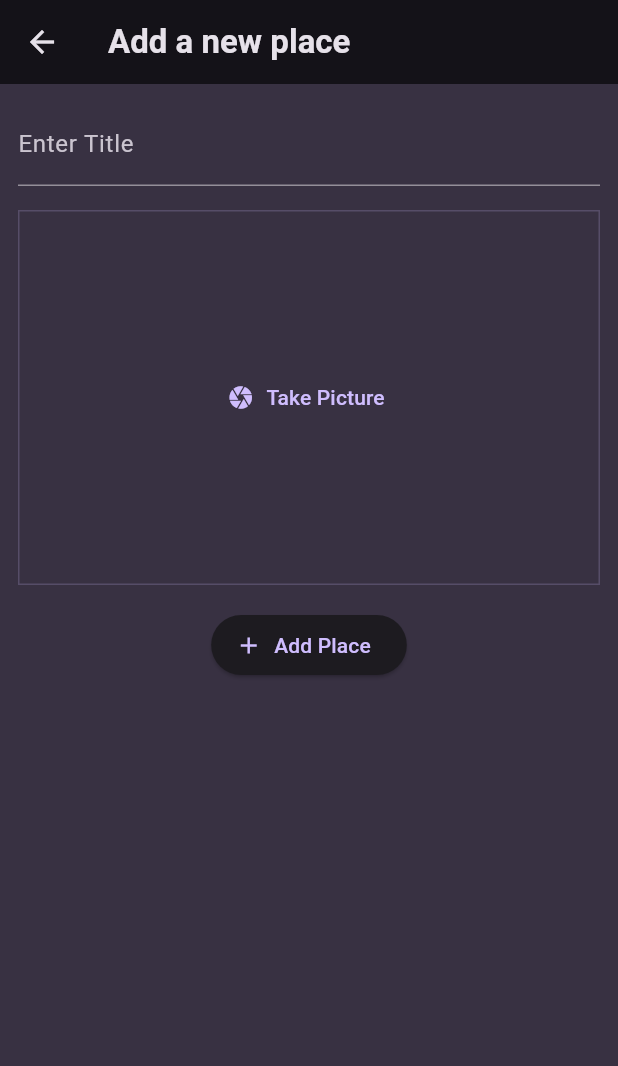
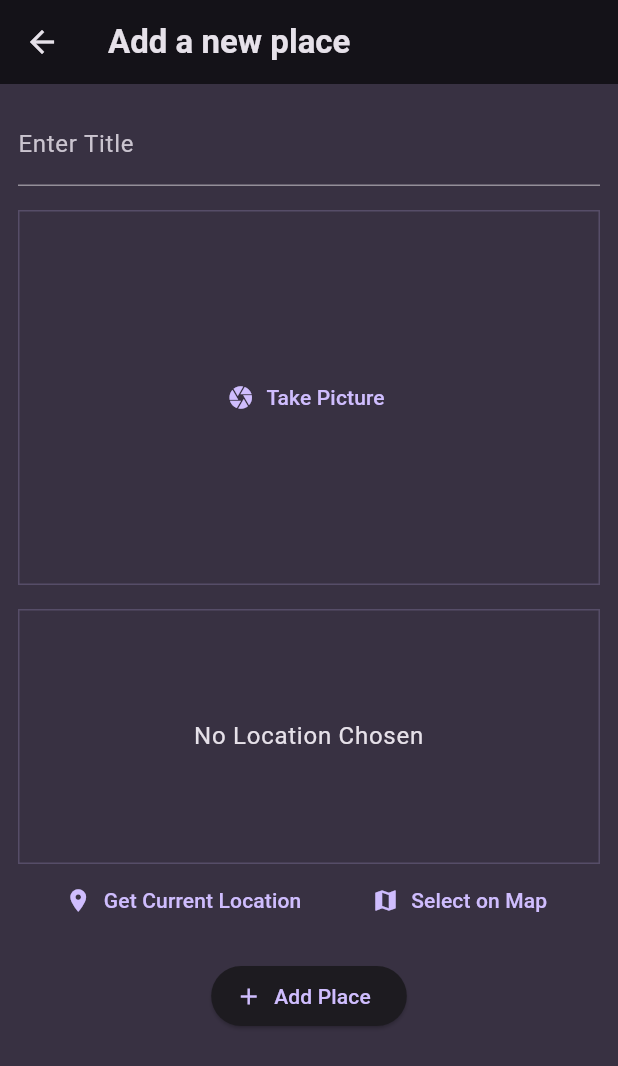
Before and after one commit to Avishka-Dulanjana/Favorite-Places-App, a Flutter app: the AddPlaceScreen screen opened directly, on a phone screen of 412 x 824 dp. Shown: the top 1066 px of the screen. Run offline on Flutter 3.47's test engine with Material 3 defaults, Android fonts, the phone set to English and light mode, and no system bars; our stand-ins replace flutter_riverpod, google_fonts, image_picker, riverpod.

Commit message:
Adding the location package and starting with the get location input widget

```diff
--- a/lib/screens/add_place.dart
+++ b/lib/screens/add_place.dart
@@ -1,5 +1,6 @@
 import 'dart:io';
 
+import 'package:favourite_places/widgets/location_input.dart';
 import 'package:flutter/material.dart';
 import 'package:flutter_riverpod/flutter_riverpod.dart';
 
@@ -60,6 +61,8 @@ class _AddPlaceScreenState extends ConsumerState<AddPlaceScreen> {
               onPickImage: (image) => _selectedImage = image,
             ),
             const SizedBox(height: 16),
+            LocationInput(),
+            const SizedBox(height: 16),
             ElevatedButton.icon(
               onPressed: _savePlace,
               icon: const Icon(Icons.add),
--- /dev/null
+++ b/lib/widgets/location_input.dart
@@ -0,0 +1,53 @@
+import 'package:flutter/material.dart';
+
+class LocationInput extends StatefulWidget {
+  const LocationInput({super.key});
+
+  @override
+  State<LocationInput> createState() {
+    return _LocationInputState();
+  }
+}
+
+class _LocationInputState extends State<LocationInput> {
+  @override
+  Widget build(BuildContext context) {
+    return Column(
+      children: [
+        Container(
+          height: 170,
+          width: double.infinity,
+          alignment: Alignment.center,
+          decoration: BoxDecoration(
+            border: Border.all(
+              width: 1,
+              color: Theme.of(context).colorScheme.primary.withOpacity(0.2),
+            ),
+          ),
+          child: Text(
+            'No Location Chosen',
+            textAlign: TextAlign.center,
+            style: Theme.of(context).textTheme.bodyLarge!.copyWith(
+                  color: Theme.of(context).colorScheme.onBackground,
+                ),
+          ),
+        ),
+        Row(
+          mainAxisAlignment: MainAxisAlignment.spaceEvenly,
+          children: [
+            TextButton.icon(
+              icon: const Icon(Icons.location_on),
+              label: const Text('Get Current Location'),
+              onPressed: () {},
+            ),
+            TextButton.icon(
+              icon: const Icon(Icons.map),
+              label: const Text('Select on Map'),
+              onPressed: () {},
+            ),
+          ],
+        ),
+      ],
+    );
+  }
+}
--- a/pubspec.yaml
+++ b/pubspec.yaml
@@ -39,6 +39,7 @@ dependencies:
   flutter_riverpod: ^2.4.9
   uuid: ^4.2.2
   image_picker: ^1.0.7
+  location: ^5.0.3
 
 dev_dependencies:
   flutter_test:
```
Also changed, not shown: pubspec.lock, 2 other files.
